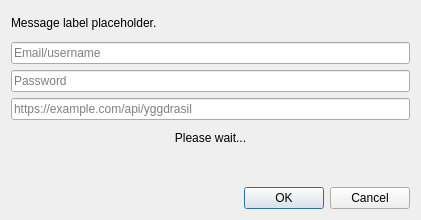
First picture: the form in launcher/ui/dialogs/AuthlibInjectorLoginDialog.ui, repository W1ckeddamn/WickedLauncher, before the edit.
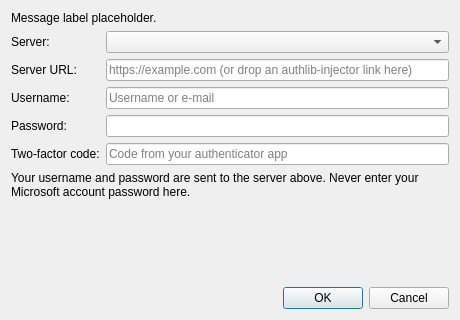
Second picture: the form after the edit.

Commit message: feat(auth): upgrade authlib-injector with auto-download agent, multi-character selection, and Yggdrasil skin management

The edit to the form file:
```diff
--- a/launcher/ui/dialogs/AuthlibInjectorLoginDialog.ui
+++ b/launcher/ui/dialogs/AuthlibInjectorLoginDialog.ui
@@ -6,8 +6,8 @@
    <rect>
     <x>0</x>
     <y>0</y>
-    <width>421</width>
-    <height>220</height>
+    <width>460</width>
+    <height>320</height>
    </rect>
   </property>
   <property name="windowTitle">
@@ -19,8 +19,110 @@
      <property name="text">
       <string notr="true">Message label placeholder.</string>
      </property>
-     <property name="textFormat">
-      <enum>Qt::RichText</enum>
+     <property name="wordWrap">
+      <bool>true</bool>
+     </property>
+    </widget>
+   </item>
+   <item>
+    <layout class="QFormLayout" name="formLayout">
+     <item row="0" column="0">
+      <widget class="QLabel" name="presetLabel">
+       <property name="text">
+        <string>Server:</string>
+       </property>
+       <property name="buddy">
+        <cstring>presetComboBox</cstring>
+       </property>
+      </widget>
+     </item>
+     <item row="0" column="1">
+      <widget class="QComboBox" name="presetComboBox"/>
+     </item>
+     <item row="1" column="0">
+      <widget class="QLabel" name="serverLabel">
+       <property name="text">
+        <string>Server URL:</string>
+       </property>
+       <property name="buddy">
+        <cstring>serverTextBox</cstring>
+       </property>
+      </widget>
+     </item>
+     <item row="1" column="1">
+      <widget class="QLineEdit" name="serverTextBox">
+       <property name="placeholderText">
+        <string>https://example.com (or drop an authlib-injector link here)</string>
+       </property>
+      </widget>
+     </item>
+     <item row="2" column="0">
+      <widget class="QLabel" name="usernameLabel">
+       <property name="text">
+        <string>Username:</string>
+       </property>
+       <property name="buddy">
+        <cstring>usernameTextBox</cstring>
+       </property>
+      </widget>
+     </item>
+     <item row="2" column="1">
+      <widget class="QLineEdit" name="usernameTextBox">
+       <property name="placeholderText">
+        <string>Username or e-mail</string>
+       </property>
+      </widget>
+     </item>
+     <item row="3" column="0">
+      <widget class="QLabel" name="passwordLabel">
+       <property name="text">
+        <string>Password:</string>
+       </property>
+       <property name="buddy">
+        <cstring>passwordTextBox</cstring>
+       </property>
+      </widget>
+     </item>
+     <item row="3" column="1">
+      <widget class="QLineEdit" name="passwordTextBox">
+       <property name="echoMode">
+        <enum>QLineEdit::EchoMode::Password</enum>
+       </property>
+      </widget>
+     </item>
+     <item row="4" column="0">
+      <widget class="QLabel" name="totpLabel">
+       <property name="text">
+        <string>Two-factor code:</string>
+       </property>
+       <property name="buddy">
+        <cstring>totpTextBox</cstring>
+       </property>
+      </widget>
+     </item>
+     <item row="4" column="1">
+      <widget class="QLineEdit" name="totpTextBox">
+       <property name="placeholderText">
+        <string>Code from your authenticator app</string>
+       </property>
+      </widget>
+     </item>
+    </layout>
+   </item>
+   <item>
+    <widget class="QLabel" name="warningLabel">
+     <property name="text">
+      <string>Your username and password are sent to the server above. Never enter your Microsoft account password here.</string>
+     </property>
+     <property name="wordWrap">
+      <bool>true</bool>
+     </property>
+    </widget>
+   </item>
+   <item>
+    <widget class="QLabel" name="linksLabel">
+     <property name="text">
+      <string/>
      </property>
      <property name="openExternalLinks">
       <bool>true</bool>
@@ -28,51 +130,33 @@
     </widget>
    </item>
    <item>
-    <widget class="QLineEdit" name="userTextBox">
-     <property name="placeholderText">
-      <string>Email/username</string>
+    <widget class="QLabel" name="statusLabel">
+     <property name="text">
+      <string/>
      </property>
-    </widget>
-   </item>
-   <item>
-    <widget class="QLineEdit" name="passTextBox">
-     <property name="echoMode">
-      <enum>QLineEdit::Password</enum>
+     <property name="wordWrap">
+      <bool>true</bool>
      </property>
-     <property name="placeholderText">
-      <string>Password</string>
+     <property name="textInteractionFlags">
+      <set>Qt::TextInteractionFlag::TextSelectableByMouse</set>
      </property>
     </widget>
    </item>
    <item>
-    <widget class="QLineEdit" name="authlibInjectorTextBox">
-     <property name="placeholderText">
-       <string>https://example.com/api/yggdrasil</string>
-     </property>
-    </widget>
-   </item>
-   <item>
-    <widget class="QLabel" name="loadingLabel">
-      <property name="text">
-      <string>Please wait...</string>
-      </property>
-      <property name="alignment">
-      <set>Qt::AlignCenter</set>
-      </property>
-    </widget>
-   </item>
-   <item>
-    <widget class="QLabel" name="errorMessage">
-     <property name="textFormat">
-      <enum>Qt::RichText</enum>
-     </property>
-    </widget>
-   </item>
-   <item>
-    <widget class="QDialogButtonBox" name="buttonBox">
+    <spacer name="verticalSpacer">
      <property name="orientation">
-      <enum>Qt::Horizontal</enum>
+      <enum>Qt::Orientation::Vertical</enum>
      </property>
+     <property name="sizeHint" stdset="0">
+      <size>
+       <width>0</width>
+       <height>0</height>
+      </size>
+     </property>
+    </spacer>
+   </item>
+   <item>
+    <widget class="QDialogButtonBox" name="buttonBox">
      <property name="standardButtons">
       <set>QDialogButtonBox::Cancel|QDialogButtonBox::Ok</set>
      </property>
```
Left out of the diff: 8 changed lines with no effect on the pictures. The commit also changes 46 other files.
